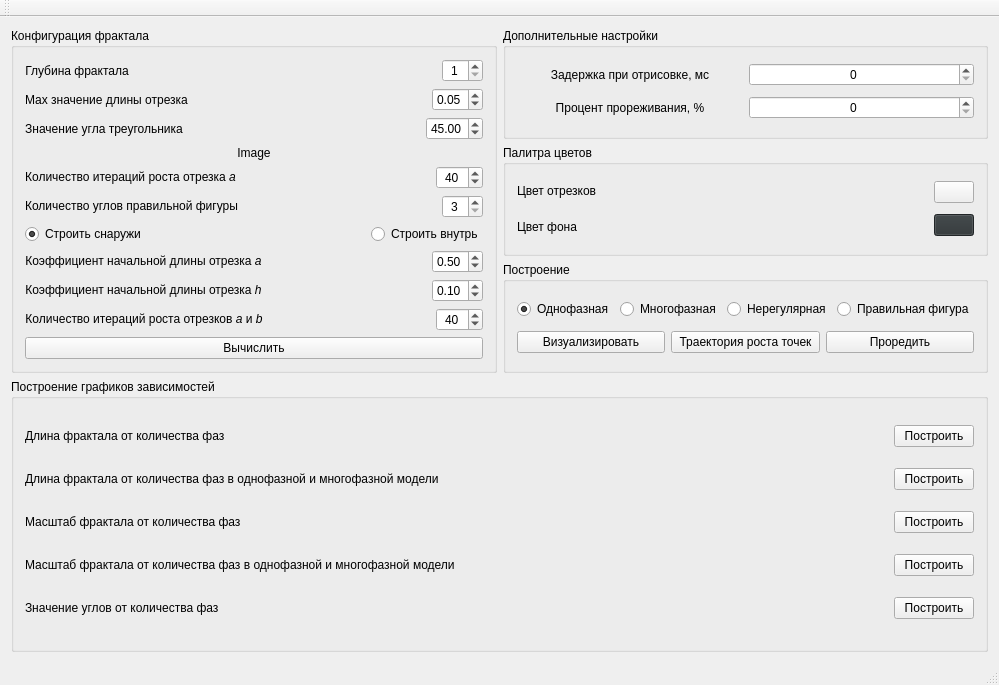
Before: the Qt Designer form ui/mainwindow.ui in teploff/fractal_growth, drawn with Qt 5.
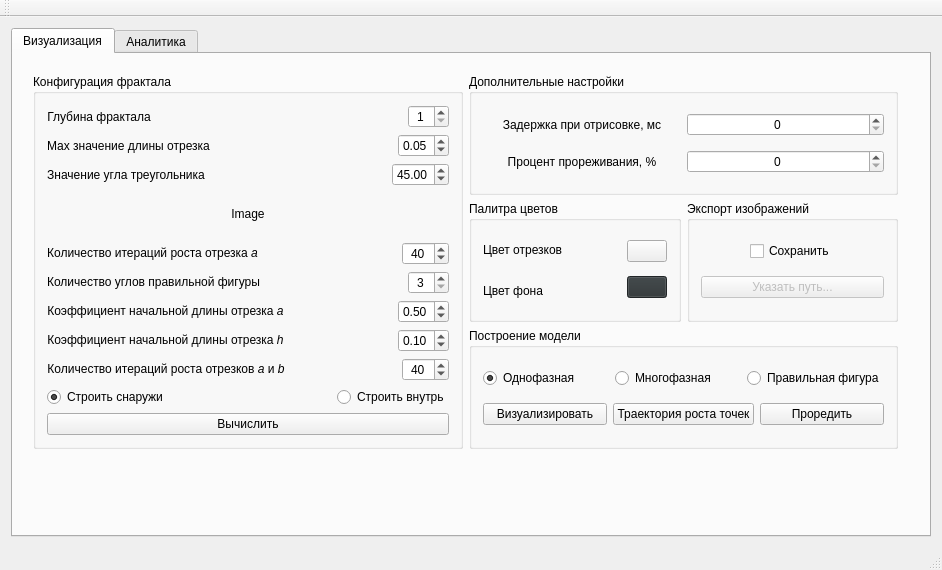
After: the same form once the commit is applied.

Commit message: make export fractals screenshot as an option

Patch:
```diff
--- a/ui/mainwindow.ui
+++ b/ui/mainwindow.ui
@@ -6,17 +6,34 @@
    <rect>
     <x>0</x>
     <y>0</y>
-    <width>999</width>
-    <height>685</height>
+    <width>942</width>
+    <height>570</height>
    </rect>
   </property>
   <property name="windowTitle">
    <string>Фрактальная структура - Кривая Коха</string>
   </property>
   <widget class="QWidget" name="centralWidget">
-   <layout class="QVBoxLayout" name="verticalLayout_7">
+   <layout class="QHBoxLayout" name="horizontalLayout_25">
     <item>
-     <layout class="QHBoxLayout" name="horizontalLayout_9">
+     <widget class="QTabWidget" name="tabWidget">
+      <property name="currentIndex">
+       <number>0</number>
+      </property>
+      <widget class="QWidget" name="tab">
+       <attribute name="title">
+        <string>Визуализация</string>
+       </attribute>
+       <widget class="QWidget" name="">
+        <property name="geometry">
+         <rect>
+          <x>9</x>
+          <y>9</y>
+          <width>887</width>
+          <height>397</height>
+         </rect>
+        </property>
+        <layout class="QHBoxLayout" name="horizontalLayout_24">
       <item>
        <widget class="QGroupBox" name="groupBox_2">
         <property name="title">
@@ -260,40 +277,6 @@
            </item>
           </layout>
          </item>
-         <item>
-          <layout class="QHBoxLayout" name="horizontalLayout_14">
-           <item>
-            <widget class="QRadioButton" name="rb_regular_polygon_build_outside">
-             <property name="text">
-              <string>Строить снаружи</string>
-             </property>
-             <property name="checked">
-              <bool>true</bool>
-             </property>
-            </widget>
-           </item>
-           <item>
-            <spacer name="horizontalSpacer_4">
-             <property name="orientation">
-              <enum>Qt::Horizontal</enum>
-             </property>
-             <property name="sizeHint" stdset="0">
-              <size>
-               <width>40</width>
-               <height>20</height>
-              </size>
-             </property>
-            </spacer>
-           </item>
-           <item>
-            <widget class="QRadioButton" name="rb_regular_polygon_build_inside">
-             <property name="text">
-              <string>Строить внутрь</string>
-             </property>
-            </widget>
-           </item>
-          </layout>
-         </item>
          <item>
           <layout class="QHBoxLayout" name="horizontalLayout_18">
            <item>
@@ -435,6 +418,40 @@
            </item>
           </layout>
          </item>
+            <item>
+             <layout class="QHBoxLayout" name="horizontalLayout_14">
+              <item>
+               <widget class="QRadioButton" name="rb_regular_polygon_build_outside">
+                <property name="text">
+                 <string>Строить снаружи</string>
+                </property>
+                <property name="checked">
+                 <bool>true</bool>
+                </property>
+               </widget>
+              </item>
+              <item>
+               <spacer name="horizontalSpacer_4">
+                <property name="orientation">
+                 <enum>Qt::Horizontal</enum>
+                </property>
+                <property name="sizeHint" stdset="0">
+                 <size>
+                  <width>40</width>
+                  <height>20</height>
+                 </size>
+                </property>
+               </spacer>
+              </item>
+              <item>
+               <widget class="QRadioButton" name="rb_regular_polygon_build_inside">
+                <property name="text">
+                 <string>Строить внутрь</string>
+                </property>
+               </widget>
+              </item>
+             </layout>
+            </item>
          <item>
           <widget class="QPushButton" name="pb_calculate_fractal">
            <property name="text">
@@ -446,7 +463,7 @@
        </widget>
       </item>
       <item>
-       <layout class="QVBoxLayout" name="verticalLayout_6">
+          <layout class="QVBoxLayout" name="verticalLayout_7">
         <item>
          <widget class="QGroupBox" name="groupBox_5">
           <property name="title">
@@ -523,6 +540,8 @@
          </widget>
         </item>
         <item>
+            <layout class="QHBoxLayout" name="horizontalLayout_22">
+             <item>
          <widget class="QGroupBox" name="groupBox">
           <property name="title">
            <string>Палитра цветов</string>
@@ -588,9 +607,67 @@
          </widget>
         </item>
         <item>
+              <widget class="QGroupBox" name="groupBox_6">
+               <property name="title">
+                <string>Экспорт изображений</string>
+               </property>
+               <layout class="QVBoxLayout" name="verticalLayout_6">
+                <item>
+                 <layout class="QHBoxLayout" name="horizontalLayout_9">
+                  <item>
+                   <spacer name="horizontalSpacer_16">
+                    <property name="orientation">
+                     <enum>Qt::Horizontal</enum>
+                    </property>
+                    <property name="sizeHint" stdset="0">
+                     <size>
+                      <width>18</width>
+                      <height>20</height>
+                     </size>
+                    </property>
+                   </spacer>
+                  </item>
+                  <item>
+                   <widget class="QCheckBox" name="cb_screenshot">
+                    <property name="text">
+                     <string>Сохранить</string>
+                    </property>
+                   </widget>
+                  </item>
+                  <item>
+                   <spacer name="horizontalSpacer_17">
+                    <property name="orientation">
+                     <enum>Qt::Horizontal</enum>
+                    </property>
+                    <property name="sizeHint" stdset="0">
+                     <size>
+                      <width>18</width>
+                      <height>20</height>
+                     </size>
+                    </property>
+                   </spacer>
+                  </item>
+                 </layout>
+                </item>
+                <item>
+                 <widget class="QPushButton" name="pb_screenshot_path">
+                  <property name="enabled">
+                   <bool>false</bool>
+                  </property>
+                  <property name="text">
+                   <string>Указать путь...</string>
+                  </property>
+                 </widget>
+                </item>
+               </layout>
+              </widget>
+             </item>
+            </layout>
+           </item>
+           <item>
          <widget class="QGroupBox" name="groupBox_4">
           <property name="title">
-           <string>Построение</string>
+              <string>Построение модели</string>
           </property>
           <layout class="QVBoxLayout" name="verticalLayout_5">
            <item>
@@ -612,13 +689,6 @@
                </property>
               </widget>
              </item>
-             <item>
-              <widget class="QRadioButton" name="rb_irregular_phases">
-               <property name="text">
-                <string>Нерегулярная</string>
-               </property>
-              </widget>
-             </item>
              <item>
               <widget class="QRadioButton" name="rb_regular_polygon">
                <property name="text">
@@ -659,7 +729,13 @@
        </layout>
       </item>
      </layout>
-    </item>
+       </widget>
+      </widget>
+      <widget class="QWidget" name="tab_2">
+       <attribute name="title">
+        <string>Аналитика</string>
+       </attribute>
+       <layout class="QHBoxLayout" name="horizontalLayout_23">
     <item>
      <widget class="QGroupBox" name="groupBox_3">
       <property name="title">
@@ -826,6 +902,10 @@
     </item>
    </layout>
   </widget>
+     </widget>
+    </item>
+   </layout>
+  </widget>
   <widget class="QMenuBar" name="menuBar">
    <property name="geometry">
     <rect>
```
Left out of the diff: 2 changed lines with no effect on the pictures. Lines whose indentation alone changed are shown as unchanged. The commit also changes 4 other files.
